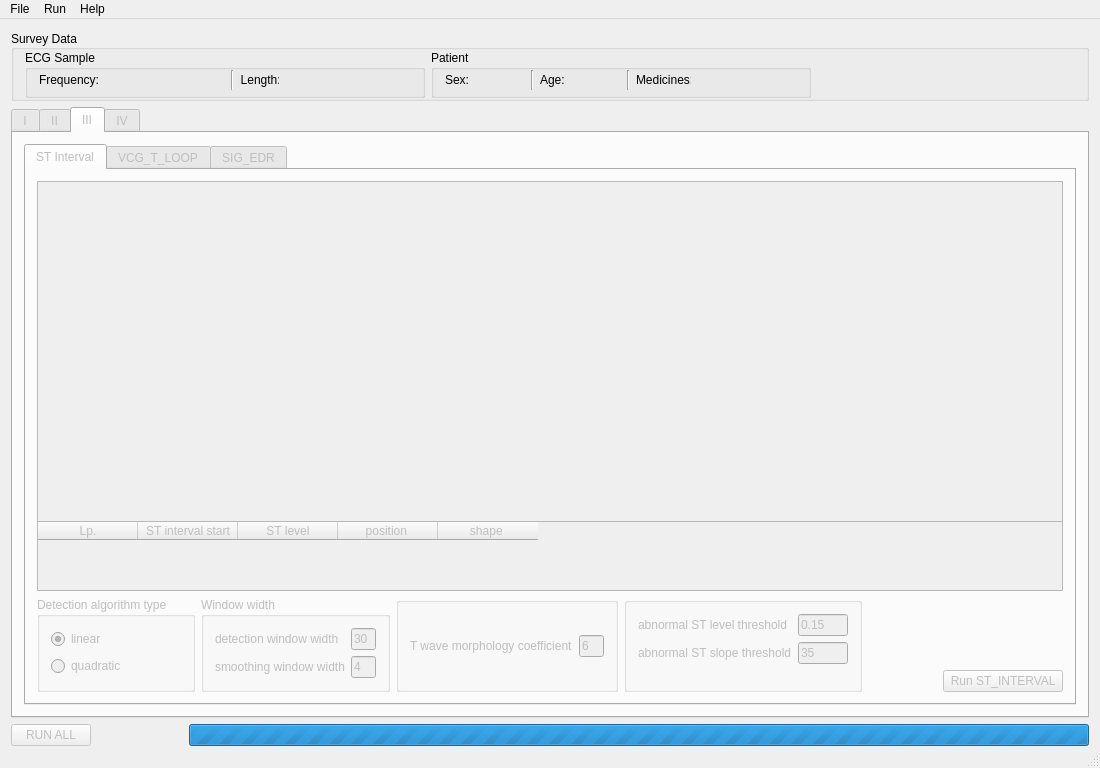
Above: EKG/Views/airecgmain.ui from qwerty90/ProjektEKG before the change. Below: the same form after it.
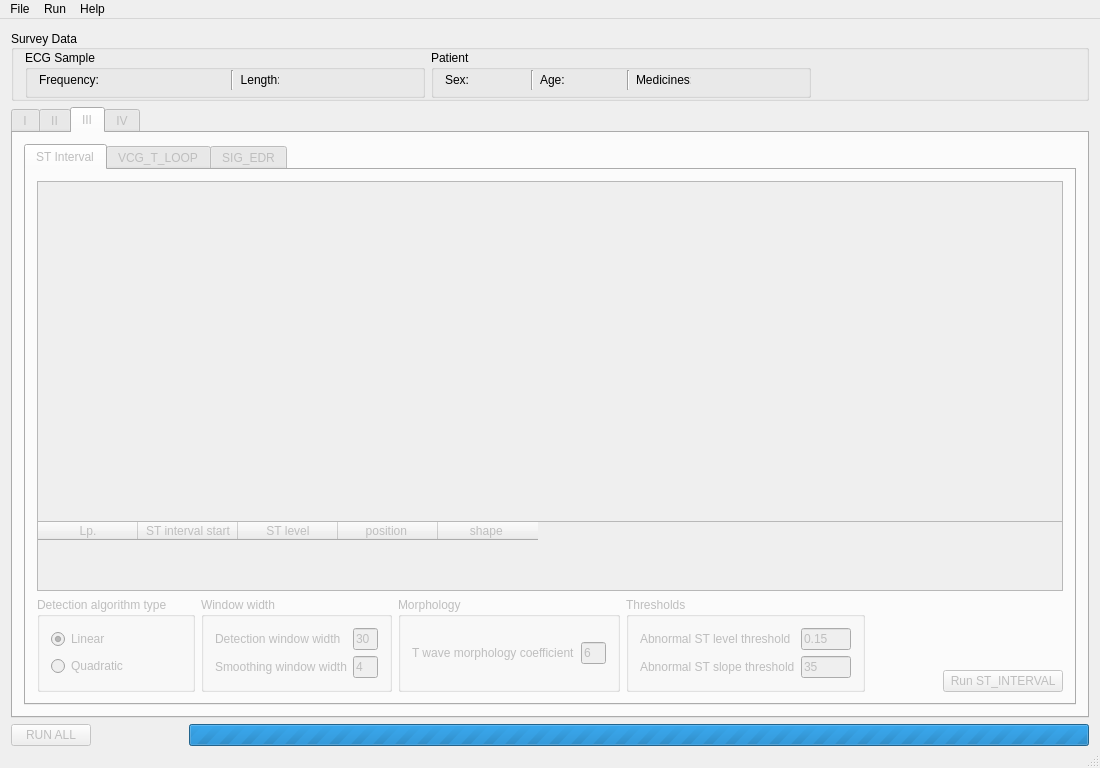
That is the form after the change. The open tabs and pages were chosen to show the change. Icons and pictures are not drawn.

Commit message: Fix widget name issues

```diff
--- a/EKG/Views/airecgmain.ui
+++ b/EKG/Views/airecgmain.ui
@@ -2682,7 +2682,7 @@
                    <item>
                     <widget class="QRadioButton" name="detectionratelinear">
                      <property name="text">
-                      <string>linear</string>
+                      <string>Linear</string>
                      </property>
                      <property name="checked">
                       <bool>true</bool>
@@ -2692,7 +2692,7 @@
                    <item>
                     <widget class="QRadioButton" name="detectionratesquare">
                      <property name="text">
-                      <string>quadratic</string>
+                      <string>Quadratic</string>
                      </property>
                     </widget>
                    </item>
@@ -2711,7 +2711,7 @@
                    <item row="0" column="0">
                     <widget class="QLabel" name="st_interval_detection">
                      <property name="text">
-                      <string>detection window width</string>
+                      <string>Detection window width</string>
                      </property>
                     </widget>
                    </item>
@@ -2734,7 +2734,7 @@
                    <item row="1" column="0">
                     <widget class="QLabel" name="label_13">
                      <property name="text">
-                      <string>smoothing window width</string>
+                      <string>Smoothing window width</string>
                      </property>
                     </widget>
                    </item>
@@ -2760,7 +2760,7 @@
                 <item>
                  <widget class="QGroupBox" name="groupBox_8">
                   <property name="title">
-                   <string/>
+                   <string>Morphology</string>
                   </property>
                   <layout class="QHBoxLayout" name="horizontalLayout_7">
                    <item>
@@ -2789,7 +2789,7 @@
                 <item>
                  <widget class="QGroupBox" name="groupBox_4">
                   <property name="title">
-                   <string/>
+                   <string>Thresholds</string>
                   </property>
                   <layout class="QFormLayout" name="formLayout_2">
                    <property name="fieldGrowthPolicy">
@@ -2798,7 +2798,7 @@
                    <item row="0" column="0">
                     <widget class="QLabel" name="label_4">
                      <property name="text">
-                      <string>abnormal ST level threshold</string>
+                      <string>Abnormal ST level threshold</string>
                      </property>
                     </widget>
                    </item>
@@ -2818,7 +2818,7 @@
                    <item row="1" column="0">
                     <widget class="QLabel" name="label_22">
                      <property name="text">
-                      <string>abnormal ST slope threshold</string>
+                      <string>Abnormal ST slope threshold</string>
                      </property>
                     </widget>
                    </item>
```
Left out of the diff: 144 changed lines with no effect on the pictures. The commit also changes 1 other file.
